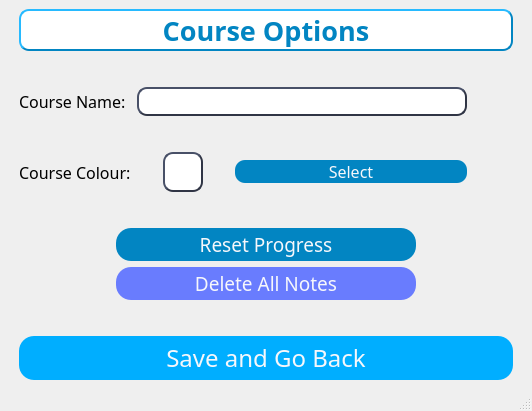
Before: the Qt Designer form gui/courseOptions.ui in AlexShem247/note-and-flashcard-maker, drawn with Qt 5.
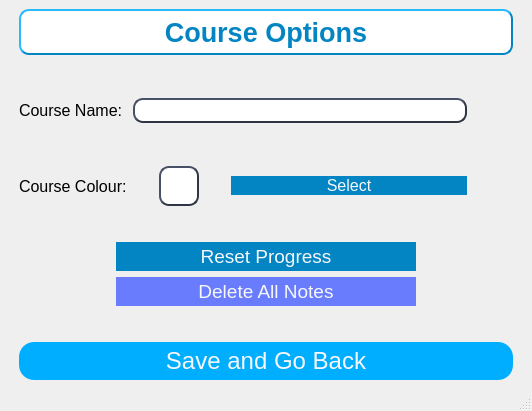
After: the same form once the commit is applied.

Commit message: Changed Font to MS Shell

Diff of the .ui file:
```diff
--- a/gui/courseOptions.ui
+++ b/gui/courseOptions.ui
@@ -71,7 +71,7 @@
         </property>
         <property name="font">
          <font>
-          <family>Neue Haas Grotesk Text Pro</family>
+          <family>MS Shell Dlg 2</family>
           <pointsize>14</pointsize>
          </font>
         </property>
@@ -149,7 +149,7 @@
        <widget class="QPushButton" name="selectBtn">
         <property name="font">
          <font>
-          <family>Neue Haas Grotesk Text Pro</family>
+          <family>MS Shell Dlg 2</family>
           <pointsize>12</pointsize>
          </font>
         </property>
@@ -173,7 +173,7 @@
        <widget class="QLabel" name="label_2">
         <property name="font">
          <font>
-          <family>Neue Haas Grotesk Text Pro</family>
+          <family>MS Shell Dlg 2</family>
           <pointsize>12</pointsize>
          </font>
         </property>
@@ -186,7 +186,7 @@
        <widget class="QLabel" name="label_3">
         <property name="font">
          <font>
-          <family>Neue Haas Grotesk Text Pro</family>
+          <family>MS Shell Dlg 2</family>
           <pointsize>12</pointsize>
          </font>
         </property>
@@ -215,7 +215,7 @@
        <widget class="QLineEdit" name="nameEdit">
         <property name="font">
          <font>
-          <family>Neue Haas Grotesk Text Pro</family>
+          <family>MS Shell Dlg 2</family>
           <pointsize>12</pointsize>
          </font>
         </property>
@@ -248,7 +248,7 @@
        <widget class="QPushButton" name="saveBtn">
         <property name="font">
          <font>
-          <family>Neue Haas Grotesk Text Pro</family>
+          <family>MS Shell Dlg 2</family>
           <pointsize>18</pointsize>
          </font>
         </property>
@@ -323,7 +323,7 @@
         </property>
         <property name="font">
          <font>
-          <family>Neue Haas Grotesk Text Pro</family>
+          <family>MS Shell Dlg 2</family>
           <pointsize>14</pointsize>
          </font>
         </property>
@@ -348,7 +348,7 @@
        <widget class="QLabel" name="titleLabel">
         <property name="font">
          <font>
-          <family>Neue Haas Grotesk Text Pro</family>
+          <family>MS Shell Dlg 2</family>
           <pointsize>20</pointsize>
           <weight>75</weight>
           <italic>false</italic>
```
The commit also changes 27 other files.
